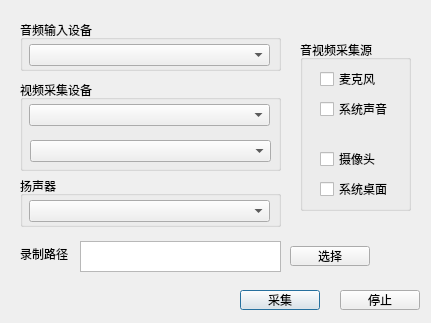
First picture: the form in devices_dialog.ui, repository BrentHuang/rtmp_pusher, before the edit.
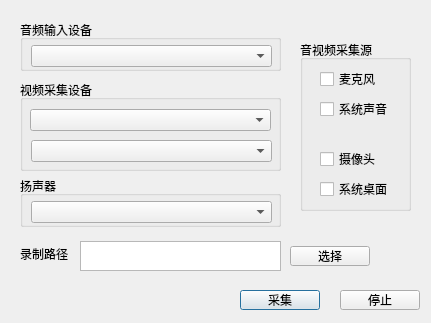
Second picture: the form after the edit.

Commit message: 整理代码

Diff of the .ui file:
```diff
--- a/devices_dialog.ui
+++ b/devices_dialog.ui
@@ -28,8 +28,8 @@
    <widget class="QComboBox" name="comboBox_Audio">
     <property name="geometry">
      <rect>
-      <x>9</x>
-      <y>24</y>
+      <x>11</x>
+      <y>25</y>
       <width>241</width>
       <height>22</height>
      </rect>
@@ -51,17 +51,17 @@
    <widget class="QComboBox" name="comboBox_Video">
     <property name="geometry">
      <rect>
-      <x>9</x>
-      <y>24</y>
-      <width>241</width>
-      <height>22</height>
-     </rect>
-    </property>
-   </widget>
-   <widget class="QComboBox" name="comboBox_VideoProp">
-    <property name="geometry">
-     <rect>
       <x>10</x>
+      <y>29</y>
+      <width>241</width>
+      <height>22</height>
+     </rect>
+    </property>
+   </widget>
+   <widget class="QComboBox" name="comboBox_VideoProp">
+    <property name="geometry">
+     <rect>
+      <x>11</x>
       <y>60</y>
       <width>241</width>
       <height>22</height>
@@ -114,7 +114,7 @@
      <x>80</x>
      <y>241</y>
      <width>201</width>
-     <height>31</height>
+     <height>30</height>
     </rect>
    </property>
   </widget>
@@ -211,8 +211,8 @@
    <widget class="QComboBox" name="comboBox_AudioSpeaker">
     <property name="geometry">
      <rect>
-      <x>9</x>
-      <y>24</y>
+      <x>11</x>
+      <y>25</y>
       <width>241</width>
       <height>22</height>
      </rect>
```
The commit also changes 1 other file.
